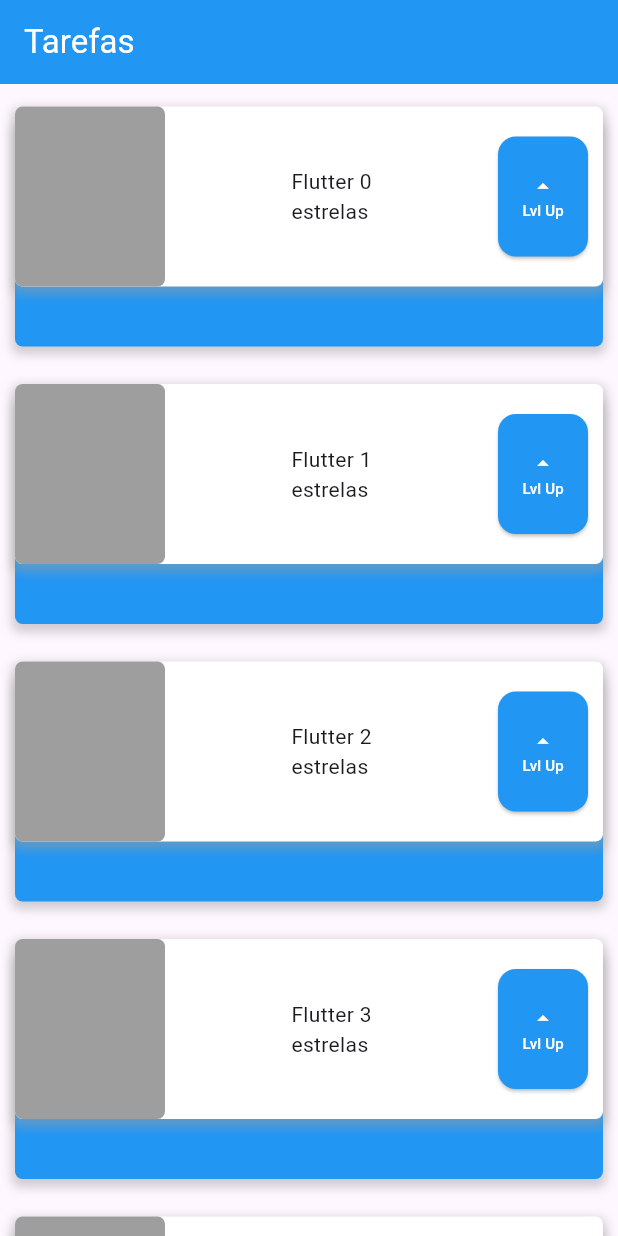
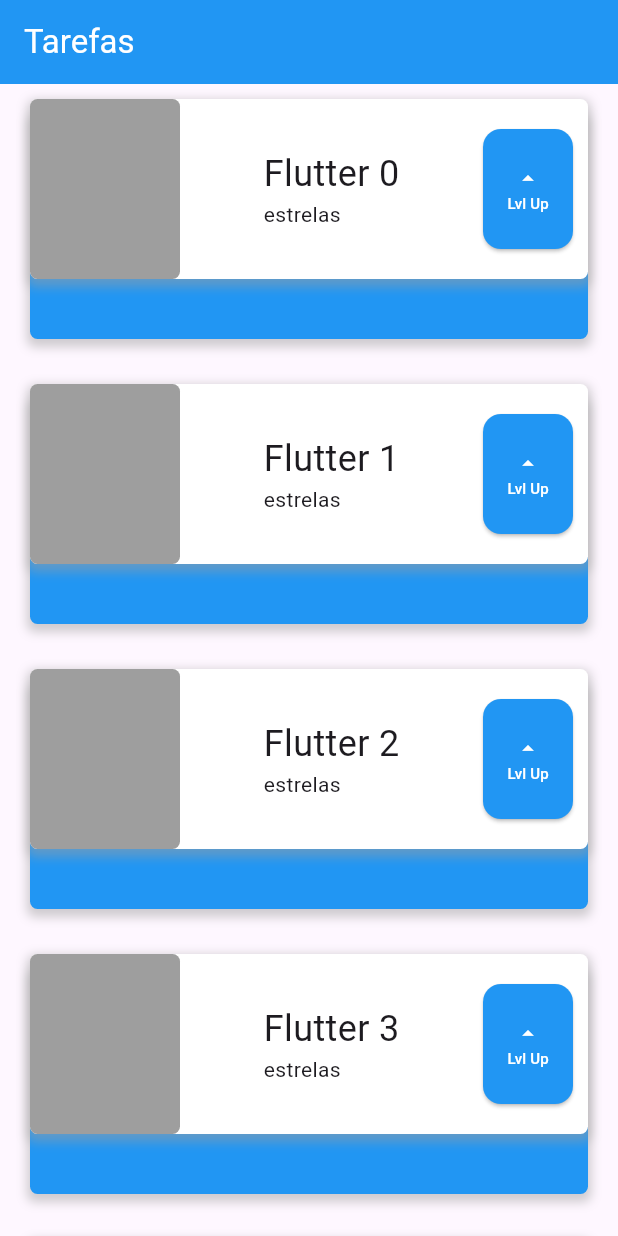
Before and after one commit to Chikrem/projetos_flutter, a Flutter app: the screen it shows after launch, on a phone screen of 412 x 824 dp. Run offline on Flutter 3.47's test engine with Material 3 defaults, Android fonts, the phone set to English and light mode, and no system bars.

Commit message:
ListView e Padding

```diff
--- a/lib/main.dart
+++ b/lib/main.dart
@@ -21,34 +21,29 @@ class MyApp extends StatelessWidget {
             ),
             backgroundColor: Colors.blue,
           ),
-          body: const Stack(
+          body: ListView(
                     children: [
-              SingleChildScrollView(
-                  child: Column(
-                children: [
-                  Task('Flutter 0'),
-                  Task('Flutter 1'),
-                  Task('Flutter 2'),
-                  Task('Flutter 3'),
-                  Task('Flutter 4'),
+                      Card('Flutter 0'),
+                      Card('Flutter 1'),
+                      Card('Flutter 2'),
+                      Card('Flutter 3'),
+                      Card('Flutter 4'),
                     ],
-              ))
-            ],
-          )),
+              )
+      )
     );
   }
 }
 
-//Trecho de código suprimido
-
-class Task extends StatelessWidget {
+class Card extends StatelessWidget {
   final String nome;
-  const Task(this.nome, {Key? key}) : super(key: key);
+  const Card (this.nome, {super.key});
 
   @override
   Widget build(BuildContext context) {
-    return Container(
-      margin: EdgeInsets.only(top: 15),
+    return Padding(
+      padding: const EdgeInsets.all(10.0),
+      child: Container(
         width: MediaQuery.of(context).size.width,
         child: Column(
           children: [
@@ -104,13 +99,23 @@ class Task extends StatelessWidget {
                         height: 120,
                         margin: EdgeInsets.only(left: 10),
                       ),
+
                       Column(
                         crossAxisAlignment: CrossAxisAlignment.start,
                         children: [
-                        Text(nome),
+                          Container(
+                            child: Text(
+                              nome,
+                              style: const TextStyle(
+                                  fontSize: 24,
+                                  overflow: TextOverflow.ellipsis
+                              ),
+                            ),
+                          ),
                           const Text('estrelas'),
                         ],
                       ),
+
                       Container(
                         width: 60,
                         height: 80,
@@ -152,6 +157,7 @@ class Task extends StatelessWidget {
             ),
           ],
         ),
+      ),
     );
   }
 }
```
Lines whose indentation alone changed are shown as unchanged.
